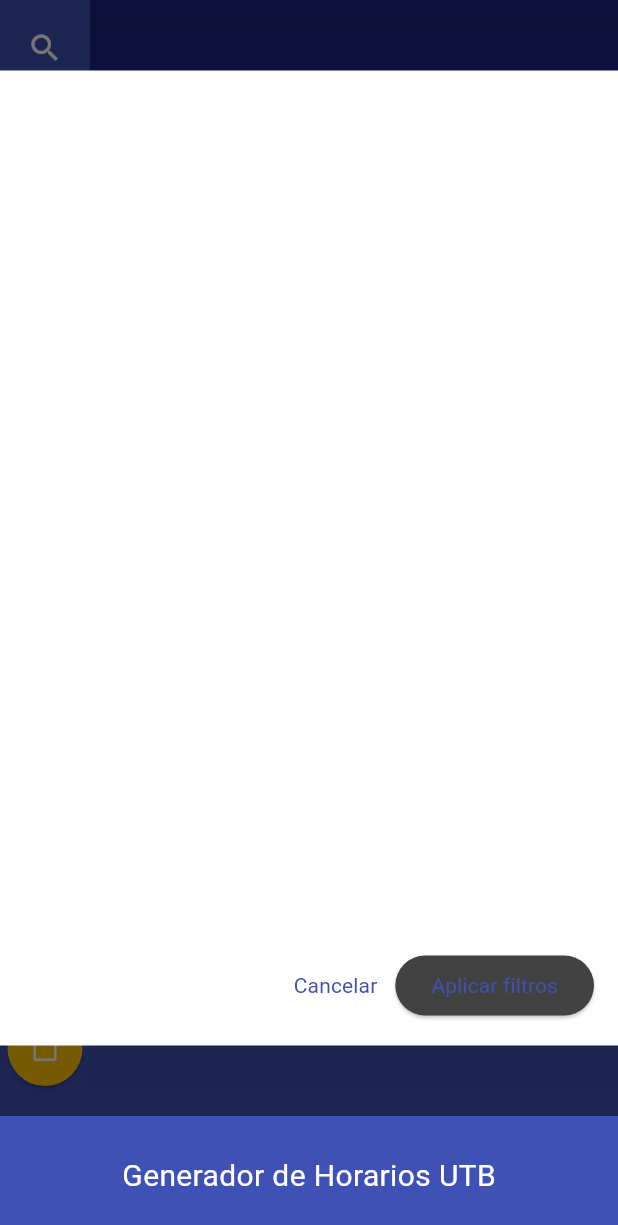
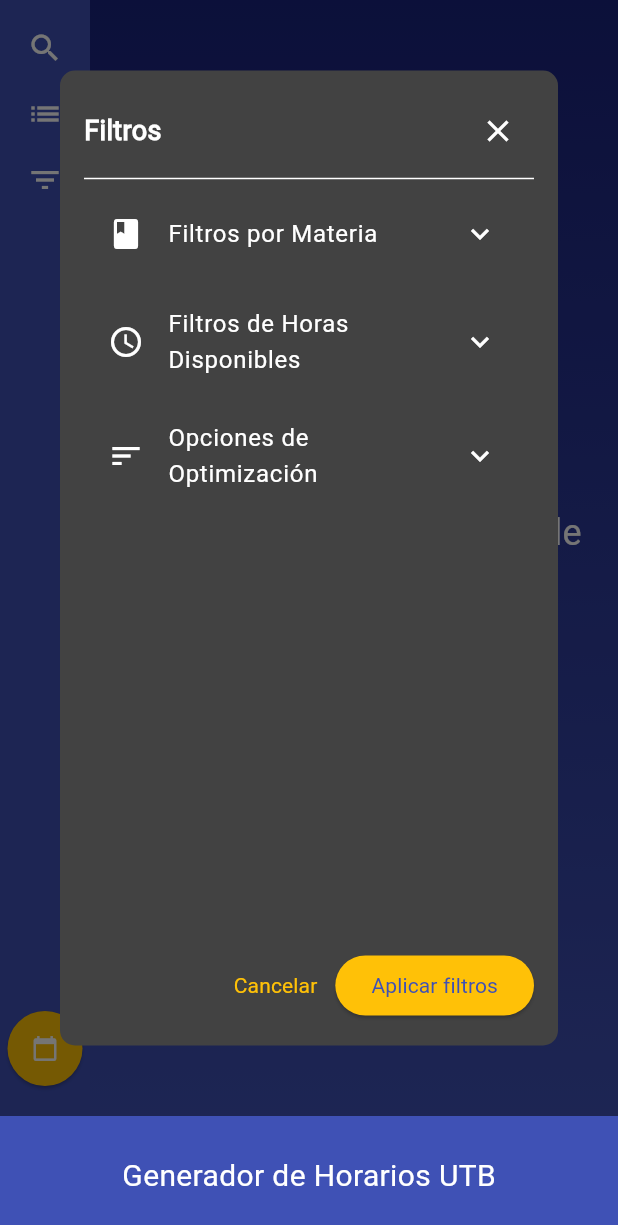
Before and after one commit to ISCOUTB/DH-ScheduleGeneratorUTB, a Flutter app: the screen it shows after launch, after a tap on the "search" icon, after a tap on the "list" icon, after a tap on the "filter list" icon, on a phone screen of 412 x 824 dp. Shown: the top 1225 px of the screen. Run offline on Flutter 3.47's test engine with Material 3 defaults, Android fonts, the phone set to English and light mode, and no system bars; our stand-ins replace diacritic, open_file; missing offline and left inert: dart:html, excel.

Commit message:
Se ha corregido la visualización de los filtros

```diff
--- a/lib/widgets/filter_widget.dart
+++ b/lib/widgets/filter_widget.dart
@@ -69,10 +69,23 @@ class _FilterWidgetState extends State<FilterWidget> {
 
   @override
   Widget build(BuildContext context) {
-    return Container(
+    // Determinar si estamos en modo oscuro o claro
+    bool isDarkMode = Theme.of(context).brightness == Brightness.dark;
+
+    // Colores basados en el tema actual
+    Color backgroundColor = Theme.of(context).scaffoldBackgroundColor;
+    Color textColor =
+        Theme.of(context).textTheme.bodyLarge?.color ?? Colors.white;
+    Color accentColor = Theme.of(context).colorScheme.secondary;
+
+    return Dialog(
+      backgroundColor: backgroundColor, // Fondo del diálogo
+      shape: RoundedRectangleBorder(
+        borderRadius: BorderRadius.circular(10),
+      ),
+      child: Container(
         width: 600,
         height: 650,
-      color: Colors.white,
         padding: const EdgeInsets.all(16),
         child: Column(
           children: [
@@ -80,12 +93,16 @@ class _FilterWidgetState extends State<FilterWidget> {
             Row(
               mainAxisAlignment: MainAxisAlignment.spaceBetween,
               children: [
-              const Text(
+                Text(
                   'Filtros',
-                style: TextStyle(fontSize: 18, fontWeight: FontWeight.bold),
+                  style: TextStyle(
+                    fontSize: 18,
+                    fontWeight: FontWeight.bold,
+                    color: textColor, // Color del texto
+                  ),
                 ),
                 IconButton(
-                icon: const Icon(Icons.close),
+                  icon: Icon(Icons.close, color: textColor),
                   onPressed: widget.closeWindow,
                 ),
               ],
@@ -96,9 +113,19 @@ class _FilterWidgetState extends State<FilterWidget> {
               child: ListView(
                 children: [
                   // Filtros por Materia (Profesores)
-                ExpansionTile(
-                  leading: const Icon(Icons.book),
-                  title: const Text('Filtros por Materia'),
+                  Theme(
+                    data: Theme.of(context).copyWith(
+                      dividerColor: Colors.transparent,
+                      unselectedWidgetColor:
+                          textColor, // Color de íconos sin seleccionar
+                      colorScheme: Theme.of(context).colorScheme.copyWith(
+                            secondary: accentColor, // Color de acento
+                          ),
+                    ),
+                    child: ExpansionTile(
+                      leading: Icon(Icons.book, color: textColor),
+                      title: Text('Filtros por Materia',
+                          style: TextStyle(color: textColor)),
                       children: widget.addedSubjects.map((subject) {
                         String subjectCode = subject.code;
                         Map<String, dynamic> subjectFilter =
@@ -108,16 +135,27 @@ class _FilterWidgetState extends State<FilterWidget> {
                                   'professors': <String>[],
                                 };
 
-                    return ExpansionTile(
-                      leading: const Icon(Icons.book),
-                      title: Text(subject.name),
+                        return Theme(
+                          data: Theme.of(context).copyWith(
+                            dividerColor: Colors.transparent,
+                            unselectedWidgetColor: textColor,
+                            colorScheme: Theme.of(context).colorScheme.copyWith(
+                                  secondary: accentColor,
+                                ),
+                          ),
+                          child: ExpansionTile(
+                            leading: Icon(Icons.book, color: textColor),
+                            title: Text(subject.name,
+                                style: TextStyle(color: textColor)),
                             children: [
                               // Opciones de selección única
                               Column(
                                 children: [
                                   RadioListTile<String>(
-                              title: const Text(
-                                  'Incluir profesores seleccionados'),
+                                    activeColor: accentColor,
+                                    title: Text(
+                                        'Incluir profesores seleccionados',
+                                        style: TextStyle(color: textColor)),
                                     value: 'include',
                                     groupValue: subjectFilter['filterType'],
                                     onChanged: (value) {
@@ -129,8 +167,10 @@ class _FilterWidgetState extends State<FilterWidget> {
                                     },
                                   ),
                                   RadioListTile<String>(
-                              title: const Text(
-                                  'No incluir profesores seleccionados'),
+                                    activeColor: accentColor,
+                                    title: Text(
+                                        'No incluir profesores seleccionados',
+                                        style: TextStyle(color: textColor)),
                                     value: 'exclude',
                                     groupValue: subjectFilter['filterType'],
                                     onChanged: (value) {
@@ -149,23 +189,36 @@ class _FilterWidgetState extends State<FilterWidget> {
                                 height: 200,
                                 child: ProfessorFilterWidget(
                                   subject: subject,
-                            selectedProfessors:
-                                List<String>.from(subjectFilter['professors']),
+                                  selectedProfessors: List<String>.from(
+                                      subjectFilter['professors']),
                                   onSelectionChanged: (selectedProfessors) {
-                              subjectFilter['professors'] = selectedProfessors;
-                              professorsFilters[subjectCode] = subjectFilter;
+                                    subjectFilter['professors'] =
+                                        selectedProfessors;
+                                    professorsFilters[subjectCode] =
+                                        subjectFilter;
                                   },
                                 ),
                               ),
                             ],
+                          ),
                         );
                       }).toList(),
                     ),
+                  ),
                   const SizedBox(height: 10),
                   // Filtros de Horas Disponibles
-                ExpansionTile(
-                  leading: const Icon(Icons.access_time),
-                  title: const Text('Filtros de Horas Disponibles'),
+                  Theme(
+                    data: Theme.of(context).copyWith(
+                      dividerColor: Colors.transparent,
+                      unselectedWidgetColor: textColor,
+                      colorScheme: Theme.of(context).colorScheme.copyWith(
+                            secondary: accentColor,
+                          ),
+                    ),
+                    child: ExpansionTile(
+                      leading: Icon(Icons.access_time, color: textColor),
+                      title: Text('Filtros de Horas Disponibles',
+                          style: TextStyle(color: textColor)),
                       children: [
                         // Mostrar días con checkboxes ordenados
                         Wrap(
@@ -174,8 +227,13 @@ class _FilterWidgetState extends State<FilterWidget> {
                           children: days.map((day) {
                             bool isDaySelected = timeFilters.containsKey(day);
                             return FilterChip(
-                          label: Text(day),
+                              label:
+                                  Text(day, style: TextStyle(color: textColor)),
                               selected: isDaySelected,
+                              selectedColor: accentColor,
+                              backgroundColor: isDarkMode
+                                  ? Colors.grey[800]
+                                  : Colors.grey[300],
                               onSelected: (selected) {
                                 setState(() {
                                   if (selected) {
@@ -206,11 +264,16 @@ class _FilterWidgetState extends State<FilterWidget> {
                             crossAxisAlignment: CrossAxisAlignment.center,
                             children: [
                               Text(
-                              '$day - Selecciona las horas que deseas estar libre:'),
+                                '$day - Selecciona las horas que deseas estar libre:',
+                                style: TextStyle(color: textColor),
+                              ),
                               // Opción de seleccionar todas las horas
                               CheckboxListTile(
-                            title: const Text(
-                                'Seleccionar todas las horas (No tener clases este día)'),
+                                activeColor: accentColor,
+                                title: Text(
+                                  'Seleccionar todas las horas (No tener clases este día)',
+                                  style: TextStyle(color: textColor),
+                                ),
                                 value: allHoursSelected,
                                 onChanged: (value) {
                                   setState(() {
@@ -236,8 +299,13 @@ class _FilterWidgetState extends State<FilterWidget> {
                                     bool isSelected =
                                         unavailableHours.contains(time);
                                     return FilterChip(
-                                  label: Text(time),
+                                      label: Text(time,
+                                          style: TextStyle(color: textColor)),
                                       selected: isSelected,
+                                      selectedColor: accentColor,
+                                      backgroundColor: isDarkMode
+                                          ? Colors.grey[800]
+                                          : Colors.grey[300],
                                       onSelected: (selected) {
                                         setState(() {
                                           if (selected) {
@@ -257,14 +325,26 @@ class _FilterWidgetState extends State<FilterWidget> {
                         }).toList(),
                       ],
                     ),
+                  ),
                   const SizedBox(height: 10),
                   // Opciones de Optimización
-                ExpansionTile(
-                  leading: const Icon(Icons.sort),
-                  title: const Text('Opciones de Optimización'),
+                  Theme(
+                    data: Theme.of(context).copyWith(
+                      dividerColor: Colors.transparent,
+                      unselectedWidgetColor: textColor,
+                      colorScheme: Theme.of(context).colorScheme.copyWith(
+                            secondary: accentColor,
+                          ),
+                    ),
+                    child: ExpansionTile(
+                      leading: Icon(Icons.sort, color: textColor),
+                      title: Text('Opciones de Optimización',
+                          style: TextStyle(color: textColor)),
                       children: [
                         SwitchListTile(
-                      title: const Text('Optimizar Horas (Menos huecos)'),
+                          activeColor: accentColor,
+                          title: Text('Optimizar Horas (Menos huecos)',
+                              style: TextStyle(color: textColor)),
                           value: optimizeGaps,
                           onChanged: (value) {
                             setState(() {
@@ -273,8 +353,10 @@ class _FilterWidgetState extends State<FilterWidget> {
                           },
                         ),
                         SwitchListTile(
-                      title: const Text(
-                          'Optimizar Días Libres (Más días libres primero)'),
+                          activeColor: accentColor,
+                          title: Text(
+                              'Optimizar Días Libres (Más días libres primero)',
+                              style: TextStyle(color: textColor)),
                           value: optimizeFreeDays,
                           onChanged: (value) {
                             setState(() {
@@ -283,6 +365,7 @@ class _FilterWidgetState extends State<FilterWidget> {
                           },
                         ),
                       ],
+                    ),
                   ),
                 ],
               ),
@@ -293,9 +376,12 @@ class _FilterWidgetState extends State<FilterWidget> {
               children: [
                 TextButton(
                   onPressed: widget.closeWindow,
-                child: const Text('Cancelar'),
+                  child: Text('Cancelar', style: TextStyle(color: accentColor)),
                 ),
                 ElevatedButton(
+                  style: ElevatedButton.styleFrom(
+                    backgroundColor: accentColor,
+                  ),
                   onPressed: () {
                     Map<String, dynamic> filters = {
                       'professors': professorsFilters,
@@ -311,6 +397,7 @@ class _FilterWidgetState extends State<FilterWidget> {
             ),
           ],
         ),
+      ),
     );
   }
 }
```
Also changed, not shown: 6 other files. Lines whose indentation alone changed are shown as unchanged.
